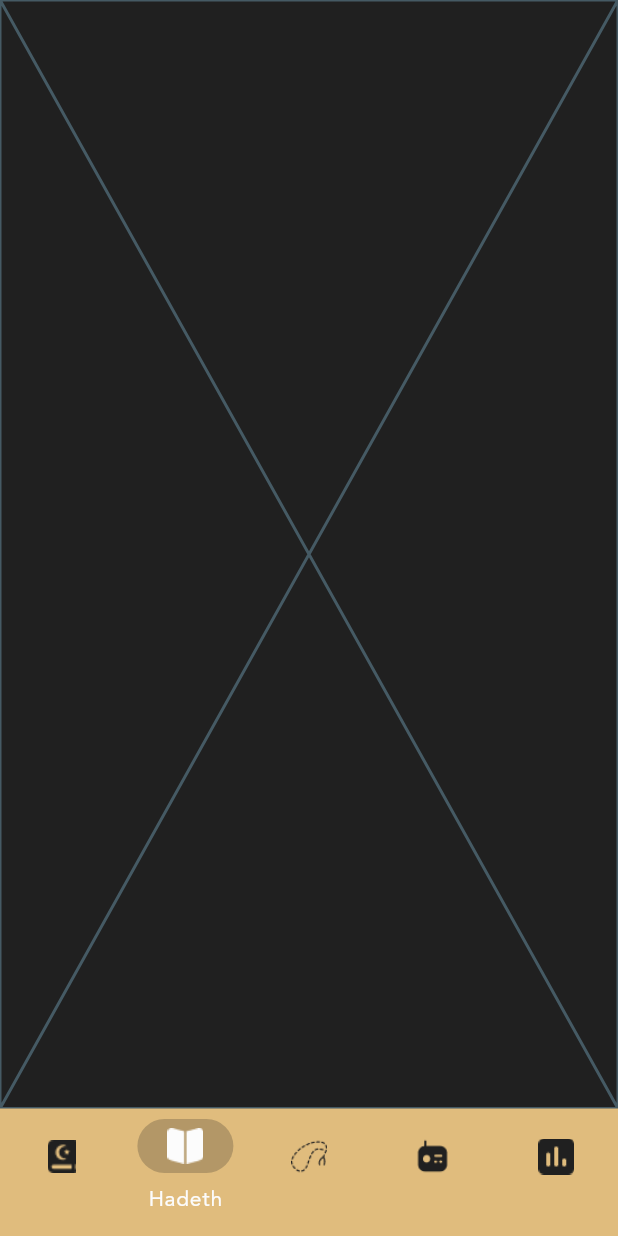
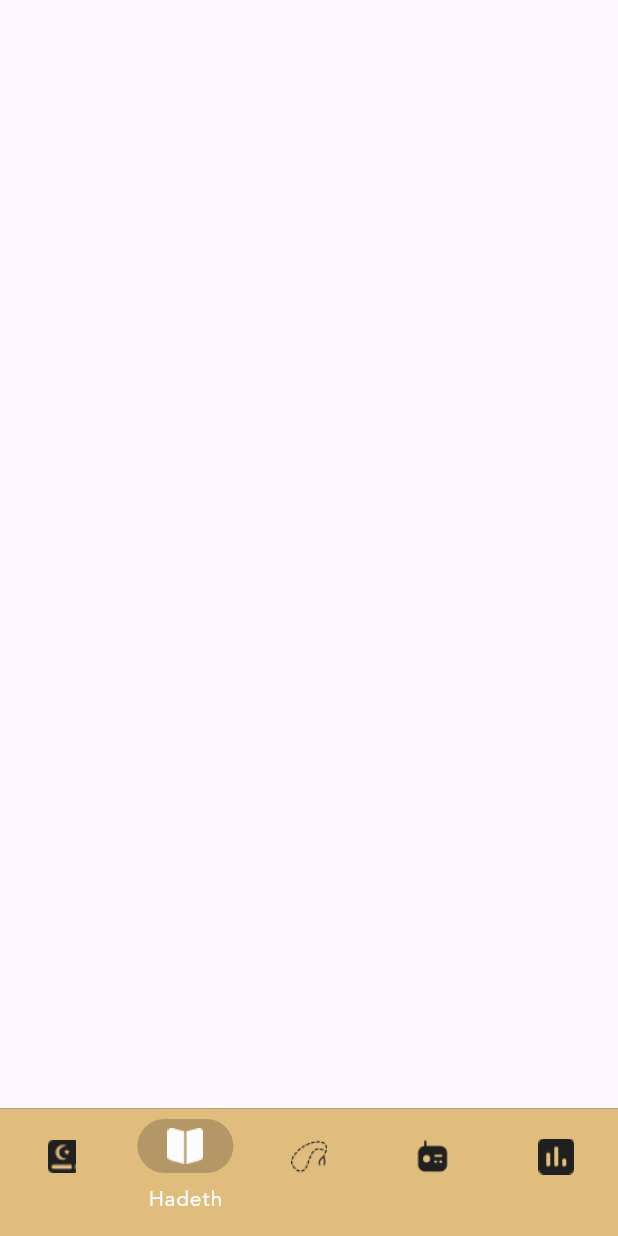
Before and after one commit to wedad-gamal/IslamiMobileApplication, a Flutter app: the screen it shows after launch, swiped to page 2, on a phone screen of 412 x 824 dp. Run offline on Flutter 3.47's test engine with Material 3 defaults, Android fonts, the phone set to English and light mode, and no system bars; our stand-ins replace animate_do.

Commit message:
Update HadethTab UI from Placeholder to Scaffold
Replace the `Placeholder` widget with a `Scaffold` widget in the `HadethTab` build method.

```diff
--- a/lib/ui/home/tabs/hadeth_tab/hadeth_tab.dart
+++ b/lib/ui/home/tabs/hadeth_tab/hadeth_tab.dart
@@ -5,6 +5,6 @@ class HadethTab extends StatelessWidget {
 
   @override
   Widget build(BuildContext context) {
-    return const Placeholder();
+    return const Scaffold();
   }
 }
```
